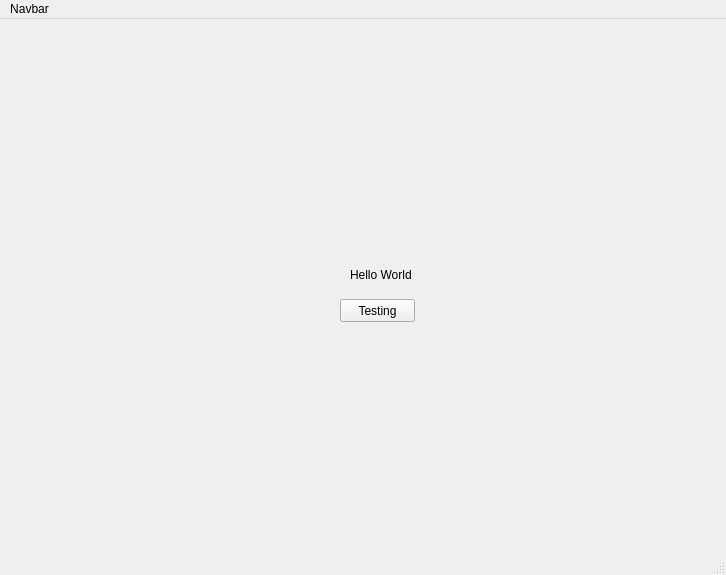
Old version of the form GUI/GroupChat/GroupChatUI.ui in the repository mhdfadlyhasan/FP-Progjar-Kelompok-3.
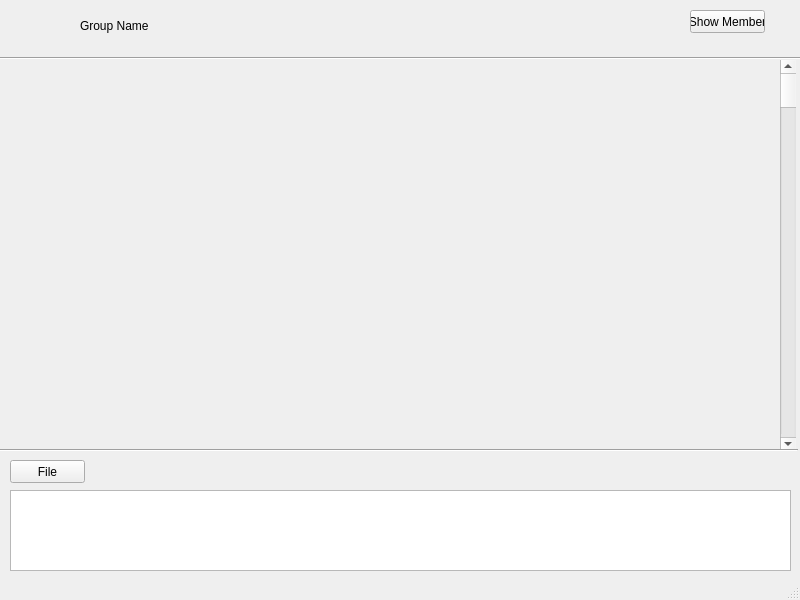
New version of the form.

Commit message: basic group chat window layout

```diff
--- a/GUI/GroupChat/GroupChatUI.ui
+++ b/GUI/GroupChat/GroupChatUI.ui
@@ -6,56 +6,102 @@
    <rect>
     <x>0</x>
     <y>0</y>
-    <width>726</width>
-    <height>575</height>
+    <width>800</width>
+    <height>600</height>
    </rect>
   </property>
   <property name="windowTitle">
    <string>MainWindow</string>
   </property>
   <widget class="QWidget" name="centralwidget">
-   <widget class="QLabel" name="label1">
+   <widget class="QPushButton" name="show_member">
     <property name="geometry">
      <rect>
-      <x>350</x>
-      <y>240</y>
-      <width>61</width>
-      <height>31</height>
+      <x>690</x>
+      <y>10</y>
+      <width>75</width>
+      <height>23</height>
      </rect>
     </property>
     <property name="text">
-     <string>Hello World</string>
+     <string>Show Member</string>
     </property>
    </widget>
-   <widget class="QPushButton" name="button1">
+   <widget class="QLabel" name="group_name">
     <property name="geometry">
      <rect>
-      <x>340</x>
-      <y>280</y>
-      <width>75</width>
-      <height>23</height>
+      <x>80</x>
+      <y>0</y>
+      <width>91</width>
+      <height>51</height>
      </rect>
     </property>
     <property name="text">
-     <string>Testing</string>
+     <string>Group Name</string>
     </property>
    </widget>
-  </widget>
-  <widget class="QMenuBar" name="menubar">
-   <property name="geometry">
-    <rect>
-     <x>0</x>
-     <y>0</y>
-     <width>726</width>
-     <height>21</height>
-    </rect>
-   </property>
-   <widget class="QMenu" name="menuNavbar">
-    <property name="title">
-     <string>Navbar</string>
+   <widget class="Line" name="upper_line">
+    <property name="geometry">
+     <rect>
+      <x>0</x>
+      <y>50</y>
+      <width>801</width>
+      <height>16</height>
+     </rect>
     </property>
+    <property name="orientation">
+     <enum>Qt::Horizontal</enum>
+    </property>
    </widget>
-   <addaction name="menuNavbar"/>
+   <widget class="QScrollBar" name="scrollbar">
+    <property name="geometry">
+     <rect>
+      <x>780</x>
+      <y>60</y>
+      <width>16</width>
+      <height>391</height>
+     </rect>
+    </property>
+    <property name="orientation">
+     <enum>Qt::Vertical</enum>
+    </property>
+   </widget>
+   <widget class="Line" name="bottomline">
+    <property name="geometry">
+     <rect>
+      <x>-3</x>
+      <y>440</y>
+      <width>801</width>
+      <height>20</height>
+     </rect>
+    </property>
+    <property name="orientation">
+     <enum>Qt::Horizontal</enum>
+    </property>
+   </widget>
+   <widget class="QTextEdit" name="textEdit">
+    <property name="geometry">
+     <rect>
+      <x>10</x>
+      <y>490</y>
+      <width>781</width>
+      <height>81</height>
+     </rect>
+    </property>
+   </widget>
+   <widget class="QPushButton" name="file">
+    <property name="geometry">
+     <rect>
+      <x>10</x>
+      <y>460</y>
+      <width>75</width>
+      <height>23</height>
+     </rect>
+    </property>
+    <property name="text">
+     <string>File</string>
+    </property>
+   </widget>
   </widget>
   <widget class="QStatusBar" name="statusbar"/>
  </widget>
```
Left out of the diff: 4 changed lines with no effect on the pictures. The commit also changes 3 other files.
